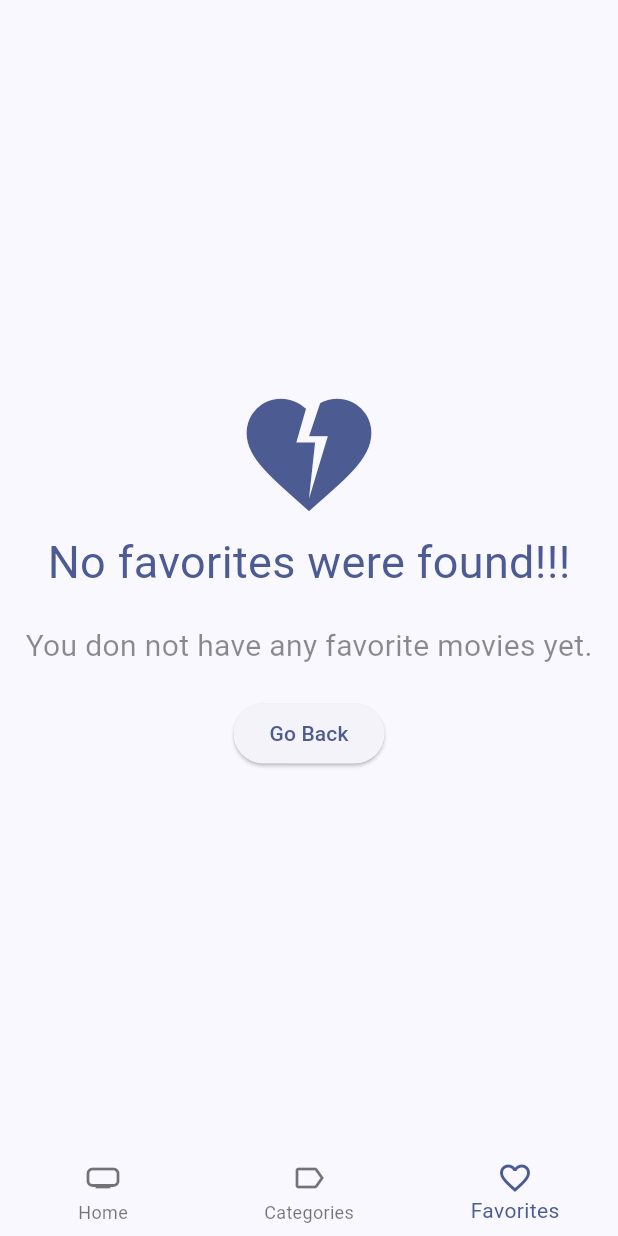
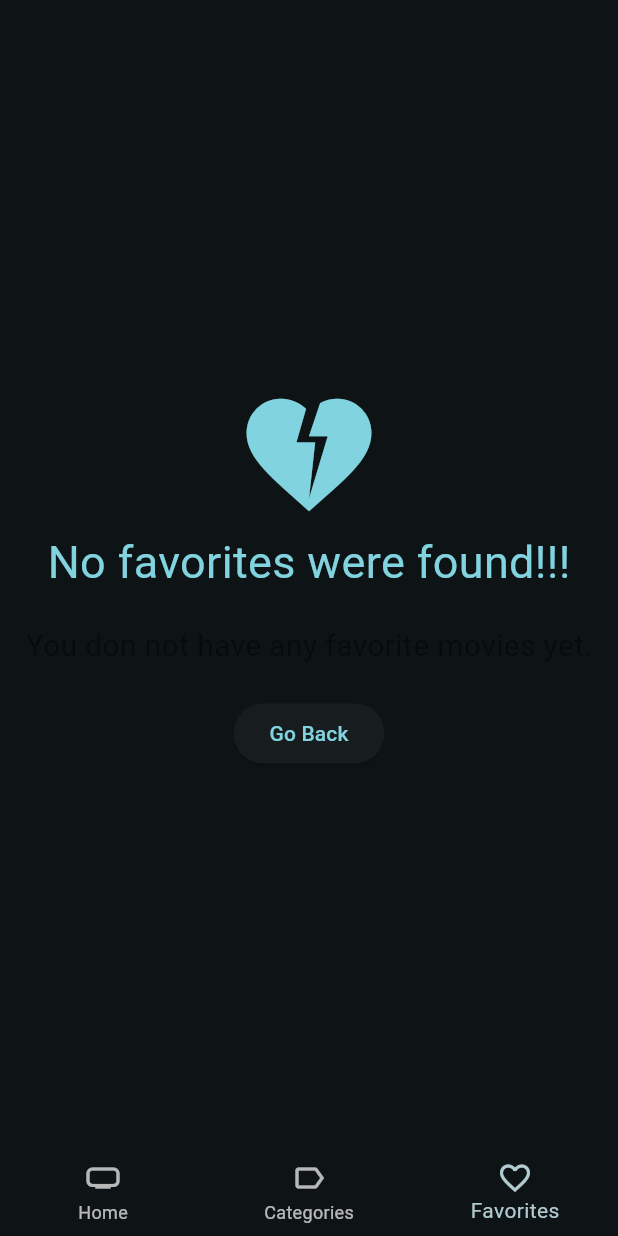
Before and after one commit to reyduar/moviepedia_app, a Flutter app: the screen it shows after launch, item 3 of the bottom bar chosen, on a phone screen of 412 x 824 dp. Run offline on Flutter 3.47's test engine with Material 3 defaults, Android fonts, the phone set to English and light mode, and no system bars; our stand-ins replace animate_do, card_swiper, dio, flutter_dotenv, flutter_riverpod, go_router and 1 more; accounts and stored records are empty; generated files the repository leaves out were written again; network calls fail.

Commit message:
Implemented dark theme

```diff
--- a/lib/config/theme/app_theme.dart
+++ b/lib/config/theme/app_theme.dart
@@ -1,6 +1,8 @@
 import 'package:flutter/material.dart';
 
 class AppTheme {
-  ThemeData getTheme() =>
-      ThemeData(useMaterial3: true, colorSchemeSeed: const Color(0xFF2862F5));
+  ThemeData getTheme() => ThemeData(
+      useMaterial3: true,
+      colorSchemeSeed: Colors.white,
+      brightness: Brightness.dark);
 }
--- a/lib/infrastructure/models/moviedb/movie_details.dart
+++ b/lib/infrastructure/models/moviedb/movie_details.dart
@@ -138,8 +138,8 @@ class BelongsToCollection {
       BelongsToCollection(
         id: json["id"],
         name: json["name"],
-        posterPath: json["poster_path"],
-        backdropPath: json["backdrop_path"],
+        posterPath: json["poster_path"] ?? '',
+        backdropPath: json["backdrop_path"] ?? '',
       );
 
   Map<String, dynamic> toJson() => {
--- a/lib/presentation/screens/widgets/shared/custom_appbar.dart
+++ b/lib/presentation/screens/widgets/shared/custom_appbar.dart
@@ -26,7 +26,7 @@ class CustomAppbar extends ConsumerWidget {
                   width: 5,
                 ),
                 Text(
-                  'Showtime Movies',
+                  'FilmSearch+',
                   style: titleStyle,
                 ),
                 const Spacer(),
```
